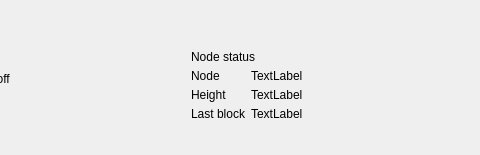
Before: the Qt Designer form src/Gui/Overview/OverviewHeaderFrame.ui in Karbovanets/Karbo-lite, drawn with Qt 5; both pictures show x 588 to 1068 and y 0 to 155 of the 1068 by 155 pixel window.
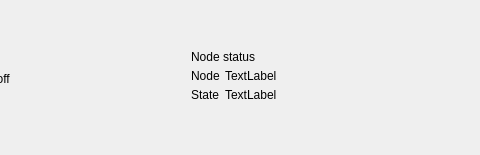
After: the same form once the commit is applied. Icons and pictures are not drawn. Custom widgets are drawn as their Qt base class.

Commit message: Node connection state in Overview

```diff
--- a/src/Gui/Overview/OverviewHeaderFrame.ui
+++ b/src/Gui/Overview/OverviewHeaderFrame.ui
@@ -538,7 +538,7 @@
       <item row="4" column="2">
        <widget class="WalletGui::WalletSmallBlackTextLabel" name="label_6">
         <property name="text">
-         <string>Height</string>
+         <string>State</string>
         </property>
        </widget>
       </item>
@@ -556,7 +556,7 @@
        </spacer>
       </item>
       <item row="4" column="3">
-       <widget class="WalletGui::WalletNormalBlackTextLabel" name="m_overviewLocalHeight">
+       <widget class="WalletGui::WalletNormalBlackTextLabel" name="m_overviewConnectionState">
         <property name="text">
          <string>TextLabel</string>
         </property>
@@ -594,7 +594,7 @@
       <item row="5" column="3">
        <widget class="WalletGui::WalletNormalBlackTextLabel" name="m_overviewBlockTimestamp">
         <property name="text">
-         <string>TextLabel</string>
+         <string/>
         </property>
        </widget>
       </item>
@@ -650,7 +650,7 @@
       <item row="5" column="2">
        <widget class="WalletGui::WalletSmallBlackTextLabel" name="label_10">
         <property name="text">
-         <string>Last block</string>
+         <string/>
         </property>
        </widget>
       </item>
```
The commit also changes 6 other files.
